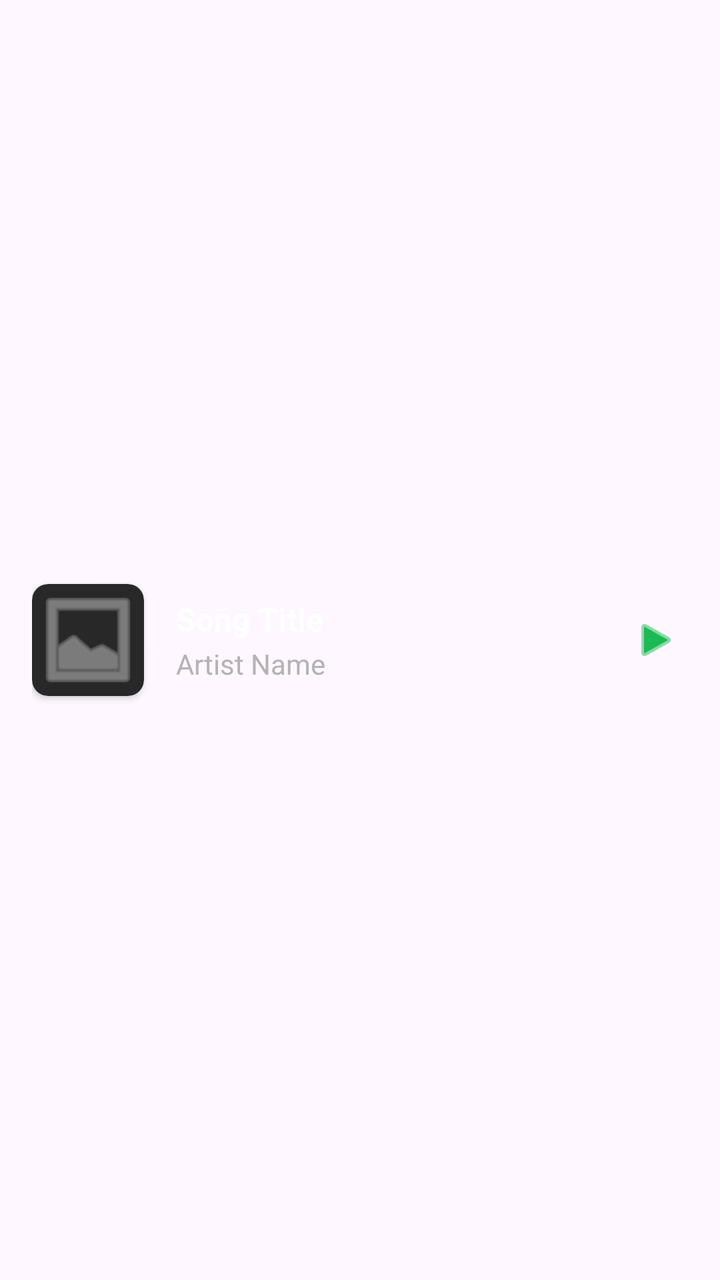
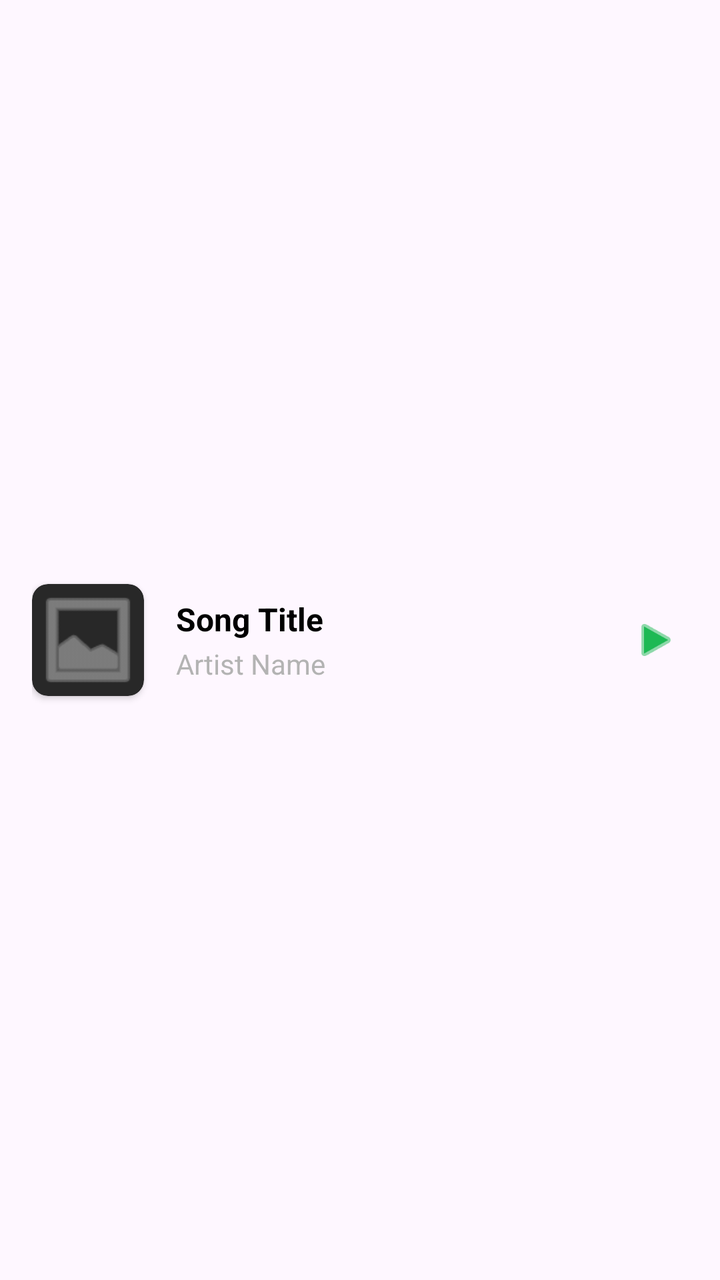

An Android layout rendered at two revisions. The XML below is the earlier revision; the diff shows what the commit changed to produce the second picture.
<!-- AndroidManifest.xml: application theme Theme.DSSMV_ProjectDroid_1230628_1222027 -->
<!-- res/layout/item_song.xml -->
<?xml version="1.0" encoding="utf-8"?>
<LinearLayout xmlns:android="http://schemas.android.com/apk/res/android"
              xmlns:app="http://schemas.android.com/apk/res-auto"
              android:layout_width="match_parent"
              android:layout_height="wrap_content"
              android:background="?attr/selectableItemBackground"
              android:clickable="true"
              android:focusable="true"
              android:gravity="center_vertical"
              android:orientation="horizontal"
              android:paddingHorizontal="16dp"
              android:paddingVertical="10dp">

    <androidx.cardview.widget.CardView
            android:layout_width="56dp"
            android:layout_height="56dp"
            app:cardBackgroundColor="#282828"
            app:cardCornerRadius="8dp"
            app:cardElevation="2dp">

        <ImageView
                android:id="@+id/imgSongCover"
                android:layout_width="match_parent"
                android:layout_height="match_parent"
                android:contentDescription="Capa da Música"
                android:scaleType="centerCrop"
                android:src="@android:drawable/ic_menu_gallery"
                app:tint="#B3B3B3" />
    </androidx.cardview.widget.CardView>

    <LinearLayout
            android:layout_width="0dp"
            android:layout_height="wrap_content"
            android:layout_marginStart="16dp"
            android:layout_marginEnd="8dp"
            android:layout_weight="1"
            android:orientation="vertical">

        <TextView
                android:id="@+id/txtSongTitle"
                android:layout_width="wrap_content"
                android:layout_height="wrap_content"
                android:ellipsize="end"
                android:maxLines="1"
                android:text="Song Title"
                android:textColor="#FFFFFF"
                android:textSize="16sp"
                android:textStyle="bold" />

        <TextView
                android:id="@+id/txtArtistName"
                android:layout_width="wrap_content"
                android:layout_height="wrap_content"
                android:layout_marginTop="2dp"
                android:ellipsize="end"
                android:maxLines="1"
                android:text="Artist Name"
                android:textColor="#B3B3B3"
                android:textSize="14sp" />
    </LinearLayout>

    <ImageView
            android:layout_width="24dp"
            android:layout_height="24dp"
            android:layout_marginEnd="4dp"
            android:contentDescription="Play"
            android:src="@android:drawable/ic_media_play"
            app:tint="#1DB954" />

</LinearLayout>
<!-- resources referenced by this layout -->
<resources>
  <style name="Theme.DSSMV_ProjectDroid_1230628_1222027" parent="Base.Theme.DSSMV_ProjectDroid_1230628_1222027" />
  <style name="Base.Theme.DSSMV_ProjectDroid_1230628_1222027" parent="Theme.Material3.DayNight.NoActionBar">
          
          
      </style>
</resources>

<!-- the commit's change to res/layout/item_song.xml (unified diff, before → after) -->
@@ -43,7 +43,7 @@
                 android:ellipsize="end"
                 android:maxLines="1"
                 android:text="Song Title"
-                android:textColor="#FFFFFF"
+                android:textColor="@color/text_color"
                 android:textSize="16sp"
                 android:textStyle="bold" />
 
<!-- resource entries referenced after the edit -->
@@ -1,5 +1,6 @@
 <!-- resources referenced by this layout -->
 <resources>
+  <color name="text_color">#000000</color>
   <style name="Theme.DSSMV_ProjectDroid_1230628_1222027" parent="Base.Theme.DSSMV_ProjectDroid_1230628_1222027" />
   <style name="Base.Theme.DSSMV_ProjectDroid_1230628_1222027" parent="Theme.Material3.DayNight.NoActionBar">
           
